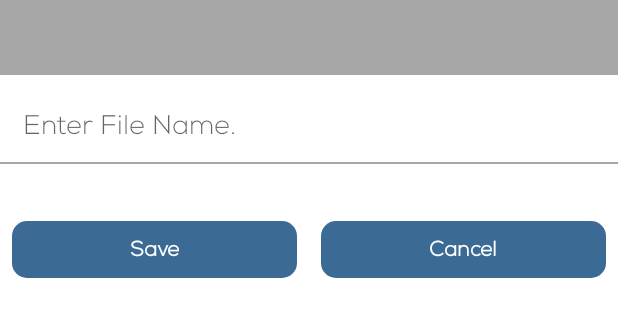
After one commit to mzeeshanumer/Voice-Recorder-App, an Android app: the layout default_name_dialogbox.xml on its own in the app's theme, with its tools: preview values and no code run, on a phone screen of 412 x 824 dp. The commit adds this screen. Shown: the top 317 px of the screen. Run offline under Robolectric (Android 15) with nearby library versions, the phone set to English and light mode, and no system bars.

Commit message:
Service for recording added. changed file name field to hint as "Enter file name". removed extra shared preferences.

```diff
--- /dev/null
+++ b/app/src/main/res/drawable/card_round.xml
@@ -0,0 +1,7 @@
+<?xml version="1.0" encoding="utf-8"?>
+<shape xmlns:android="http://schemas.android.com/apk/res/android"
+    android:shape="rectangle">
+    <corners android:radius="10dp" />
+
+
+</shape>
--- /dev/null
+++ b/app/src/main/res/layout/default_name_dialogbox.xml
@@ -0,0 +1,85 @@
+<?xml version="1.0" encoding="utf-8"?>
+<LinearLayout xmlns:android="http://schemas.android.com/apk/res/android"
+    android:id="@+id/bottom_sheet_exit_linear"
+    android:layout_width="match_parent"
+    android:layout_height="218dp"
+    android:background="@drawable/card_round"
+    android:orientation="vertical">
+
+    <LinearLayout
+        android:layout_width="match_parent"
+        android:layout_height="wrap_content"
+        android:orientation="vertical">
+
+        <View
+            android:id="@+id/divider2"
+            android:layout_width="match_parent"
+            android:layout_height="50dp"
+            android:background="@color/light_grey"
+            android:orientation="horizontal" />
+
+        <EditText
+            android:id="@+id/enter_name"
+            android:layout_width="match_parent"
+            android:layout_height="wrap_content"
+            android:layout_alignParentTop="true"
+            android:layout_marginHorizontal="15dp"
+            android:layout_marginTop="10dp"
+            android:background="@null"
+            android:hint="Enter File Name."
+            android:minHeight="48dp"
+            android:textColor="@color/black" />
+
+        <View
+            android:id="@+id/divider1"
+            android:layout_width="match_parent"
+            android:layout_height="1dp"
+            android:background="@color/light_grey"
+            android:orientation="horizontal" />
+
+        <LinearLayout
+            android:layout_width="match_parent"
+            android:layout_height="wrap_content"
+            android:layout_marginTop="30dp"
+            android:orientation="horizontal"
+            android:weightSum="2">
+
+            <!-- Cancel  Text View -->
+            <TextView
+                android:id="@+id/tv_save"
+                android:layout_width="121dp"
+                android:layout_height="38dp"
+                android:layout_gravity="center"
+                android:layout_margin="8dp"
+                android:layout_weight="1"
+                android:background="@drawable/card_round"
+                android:backgroundTint="@color/dark_grey"
+                android:elevation="8dp"
+                android:fontFamily="@font/nexalight"
+                android:gravity="center"
+                android:text="Save"
+                android:textColor="@color/white"
+                android:textStyle="bold" />
+
+            <!-- Save Text View -->
+            <TextView
+                android:id="@+id/tv_cancel"
+                android:layout_width="121dp"
+                android:layout_height="38dp"
+                android:layout_gravity="center"
+                android:layout_margin="8dp"
+                android:layout_weight="1"
+                android:background="@drawable/card_round"
+                android:backgroundTint="@color/dark_grey"
+                android:elevation="8dp"
+                android:fontFamily="@font/nexalight"
+                android:gravity="center"
+                android:text="Cancel"
+                android:textColor="@color/white"
+                android:textStyle="bold" />
+
+        </LinearLayout>
+
+    </LinearLayout>
+
+</LinearLayout>
```
Also changed, not shown: app/src/main/java/com/leeddev/recorder/UI/ForegroundService.java (added, +81 -0 lines), app/src/main/java/com/leeddev/recorder/UI/SettingActivity.java (+6 -6 lines), app/src/main/res/layout/delete_dialogbox.xml (added, +73 -0 lines), app/src/main/res/layout/menu_dialogbox.xml (added, +91 -0 lines).
